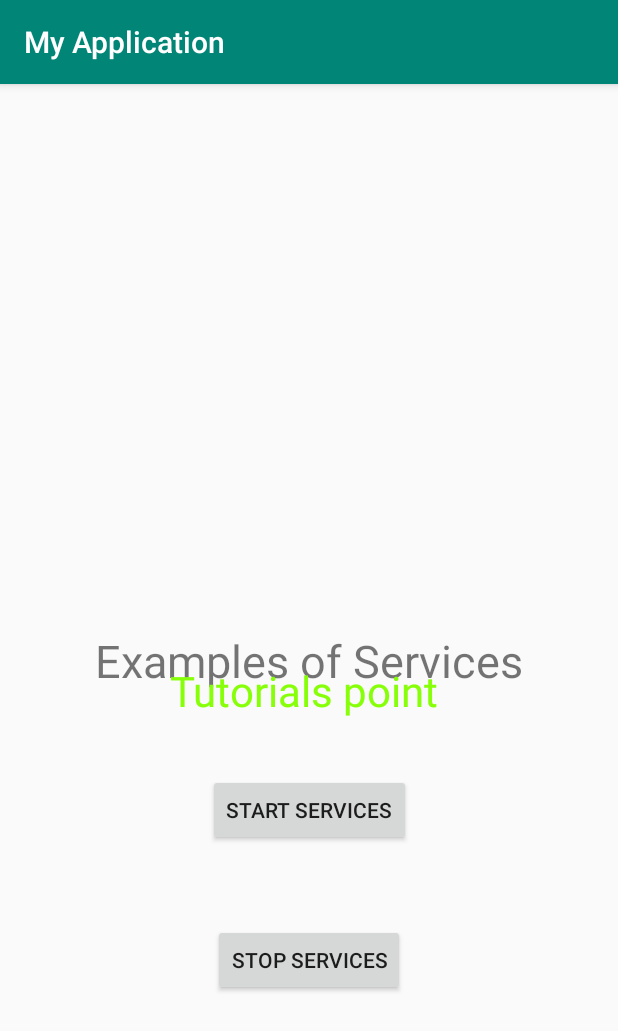
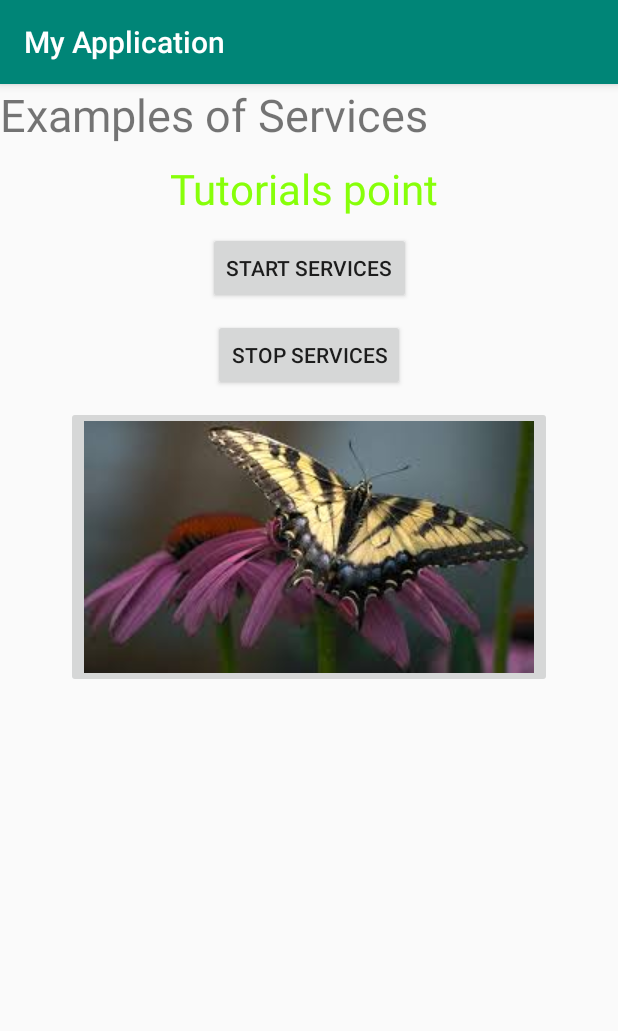
Before and after one commit to Android-Applications/ServiceApp, an Android app: the screen it shows after launch (MainActivity), on a phone screen of 412 x 824 dp. Shown: the top 1031 px of the screen. Run offline under Robolectric (Android 15) with nearby library versions, the phone set to English and light mode, and no system bars.

Commit message:
fixed annotation issue, added image , corrected constraint layout

```diff
--- a/app/src/main/AndroidManifest.xml
+++ b/app/src/main/AndroidManifest.xml
@@ -21,7 +21,7 @@
                 <category android:name="android.intent.category.LAUNCHER" />
             </intent-filter>
         </activity>
-        <service android:name=".MyService" />
+
     </application>
 
 </manifest>
--- a/app/src/main/java/com/example/myapplication/MyService.java
+++ b/app/src/main/java/com/example/myapplication/MyService.java
@@ -2,10 +2,10 @@ package com.example.myapplication;
 
 import android.app.Service;
 import android.content.Intent;
-import android.os.Binder;
 import android.os.IBinder;
-import android.support.annotation.Nullable;
 import android.widget.Toast;
+
+import androidx.annotation.Nullable;
 
 public class MyService extends Service {
 
--- a/app/src/main/res/layout/activity_main.xml
+++ b/app/src/main/res/layout/activity_main.xml
@@ -12,12 +12,8 @@
         android:layout_height="wrap_content"
         android:text="Examples of Services"
         android:textSize="30dp"
-        app:layout_constraintBottom_toBottomOf="parent"
         app:layout_constraintLeft_toLeftOf="parent"
-        app:layout_constraintRight_toRightOf="parent"
-        app:layout_constraintTop_toTopOf="parent"
-        android:layout_alignParentTop="true"
-        android:layout_centerHorizontal="true"/>
+        app:layout_constraintTop_toTopOf="parent" />
 
     <TextView
         android:id="@+id/textView2"
@@ -25,46 +21,43 @@
         android:layout_height="wrap_content"
         android:text="Tutorials point "
         android:textColor="#ff87ff09"
-        android:textSize="28dp"
-        android:layout_above="@+id/button2"
-        app:layout_constraintBottom_toBottomOf="parent"
+        android:textSize="28sp"
+        app:layout_constraintTop_toBottomOf="@id/textView1"
         app:layout_constraintLeft_toLeftOf="parent"
         app:layout_constraintRight_toRightOf="parent"
-        app:layout_constraintTop_toTopOf="parent"
-        android:layout_centerHorizontal="true"
-        android:layout_marginTop="40dp" />
+        android:layout_marginTop="10dp" />
 
     <Button
+        android:id="@+id/button2"
         android:layout_width="wrap_content"
         android:layout_height="wrap_content"
-        android:id="@+id/button2"
         android:text="Start Services"
         android:onClick="startService"
-        android:layout_below="@+id/textView2"
-        android:layout_centerHorizontal="true"
-        app:layout_constraintBottom_toBottomOf="parent"
+        app:layout_constraintTop_toBottomOf="@id/textView2"
         app:layout_constraintLeft_toLeftOf="parent"
         app:layout_constraintRight_toRightOf="parent"
-        app:layout_constraintTop_toTopOf="parent"
-        android:layout_marginTop="200dp"/>
+        android:layout_marginTop="10dp"/>
 
     <Button
+        android:id="@+id/button"
         android:layout_width="wrap_content"
         android:layout_height="wrap_content"
         android:text="Stop Services"
-        android:id="@+id/button"
         android:onClick="stopService"
-        android:layout_below="@+id/button2"
-        android:layout_alignLeft="@+id/button2"
-        android:layout_alignStart="@+id/button2"
-        android:layout_alignRight="@+id/button2"
-        android:layout_alignEnd="@+id/button2"
-        app:layout_constraintBottom_toBottomOf="parent"
+        app:layout_constraintTop_toBottomOf="@id/button2"
         app:layout_constraintLeft_toLeftOf="parent"
         app:layout_constraintRight_toRightOf="parent"
-        app:layout_constraintTop_toTopOf="parent"
-        android:layout_marginTop="400dp"
-        android:layout_centerHorizontal="true"/>
+        android:layout_marginTop="10dp" />
 
-
+    <ImageButton
+        android:id="@+id/imageButton"
+        android:layout_width="wrap_content"
+        android:layout_height="wrap_content"
+        android:src="@drawable/butterfly"
+        android:layout_centerVertical="true"
+        android:layout_centerHorizontal="true"
+        app:layout_constraintTop_toBottomOf="@id/button"
+        app:layout_constraintLeft_toLeftOf="parent"
+        app:layout_constraintRight_toRightOf="parent"
+        android:layout_marginTop="10dp"/>
 </androidx.constraintlayout.widget.ConstraintLayout>
```
Also changed, not shown: app/src/main/res/drawable/butterfly.jpg (added).
